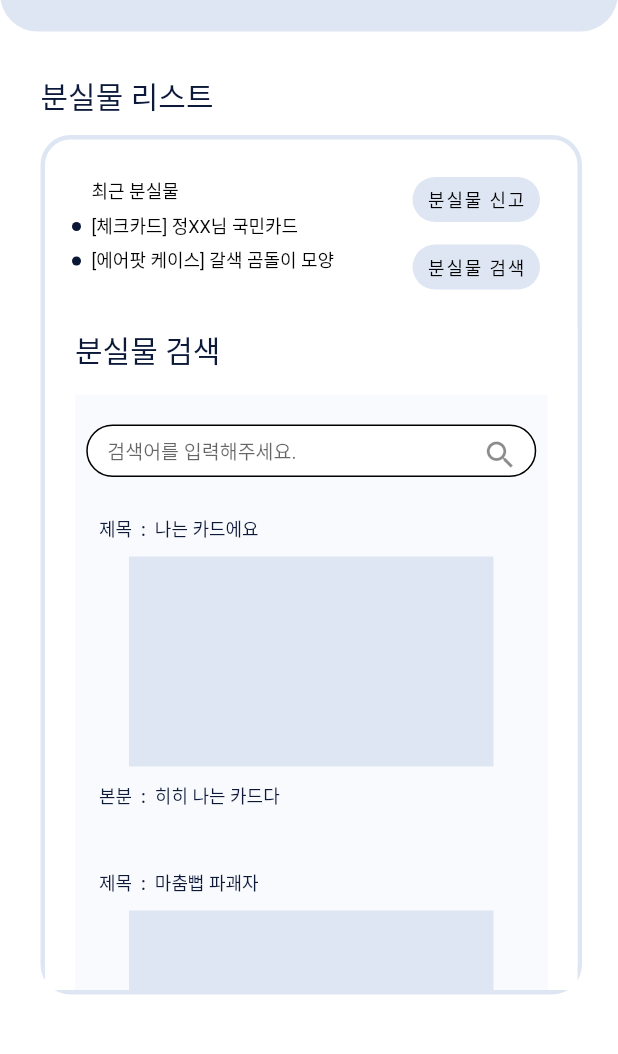
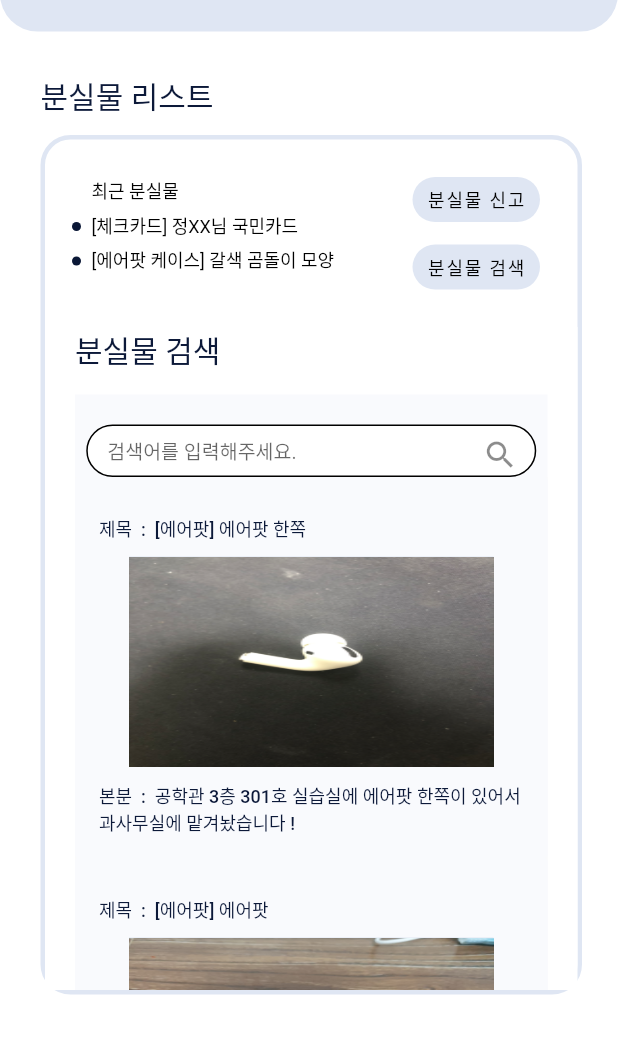
Before and after one commit to suzumsz/Everything_Jeon, a Flutter app: the XDinfo_list_tab screen opened directly, after a tap on "분실물 검색", on a phone screen of 412 x 824 dp, the part 138-1192 px from its top. Run offline on Flutter 3.47's test engine with Material 2 defaults, Android fonts, the phone set to English and light mode, and no system bars; our stand-ins replace circular_check_box, cloud_firestore, firebase_auth, firebase_core, flutter_calendar_carousel; missing offline and left inert: adobe_xd, flutter_barcode_scanner, syncfusion_flutter_barcodes; accounts and stored records are empty; Roboto replaces fonts that are missing (DX유니고딕 20).

Commit message:
공지사항 업데이트

```diff
--- a/lib/NoticePage.dart
+++ b/lib/NoticePage.dart
@@ -370,7 +370,7 @@
                                   // Respond to button press
                                   _visibilitymethod();
                                 },
-                                label: Text('완료')),
+                                label: Text('닫기')),
                           ),
                         ),
                       ),
@@ -547,10 +547,10 @@
           Text(
             "김진원 [2019671062]",
             style: TextStyle(
-                fontFamily: 'DX유니고딕 20',
-                fontSize: 13,
-                color: const Color(0xff0a1736),
-              ),
+              fontFamily: 'DX유니고딕 20',
+              fontSize: 13,
+              color: const Color(0xff0a1736),
+            ),
           )
         ],
       ),
@@ -619,8 +619,8 @@
                               width: 21.0,
                               height: 21.0,
                               decoration: BoxDecoration(
-                                borderRadius:
-                                    BorderRadius.all(Radius.elliptical(9999.0, 9999.0)),
+                                borderRadius: BorderRadius.all(
+                                    Radius.elliptical(9999.0, 9999.0)),
                                 color: const Color(0xffffffff),
                               ),
                             ),
@@ -633,7 +633,8 @@
                               height: 17.0,
                               decoration: BoxDecoration(
                                 image: DecorationImage(
-                                  image: const AssetImage('images/circlelogo.png'),
+                                  image:
+                                      const AssetImage('images/circlelogo.png'),
                                   fit: BoxFit.fill,
                                 ),
                               ),
--- a/lib/XDinfo_list.dart
+++ b/lib/XDinfo_list.dart
@@ -74,8 +74,7 @@
             onPressed: () {
               if (text == "분실물 신고") {
                 //_controller.animateTo(1);
-              }
-              else if (text == "분실물 검색") _controller.animateTo(2);
+              } else if (text == "분실물 검색") _controller.animateTo(2);
             },
             label: Text(text, style: textstyle)),
       ),
@@ -90,12 +89,13 @@
         crossAxisAlignment: CrossAxisAlignment.start,
         children: [
           Container(
-            margin: EdgeInsets.only(top: 10, bottom: 10, right: 10),
             width: 132.0,
             height: 84.0,
+            margin: EdgeInsets.only(top: 10, bottom: 10, right: 10),
             decoration: BoxDecoration(
               color: const Color(0xffdfe6f3),
             ),
+            child: Image.asset(imgSrc, fit: BoxFit.fill),
           ),
           Container(
               child: Flexible(
@@ -143,6 +143,7 @@
                 ),
               ),
               Container(
+                child: Image.asset(imgSrc, fit: BoxFit.fill),
                 margin:
                     EdgeInsets.only(top: 10, bottom: 10, left: 20, right: 20),
                 height: 140.0,
@@ -192,25 +193,26 @@
             children: [
               Column(
                 children: [
-                  lostProperetyBox("", "[체크카드] 정XX님 국민카드",
-                      "예체능관 정문에 떨어져 있어서 경비실에 맡겨놨어요! 정X님꺼에요."),
-                  lostProperetyBox("", "[체크카드] 정XX님 국민카드",
-                      "예체능관 정문에 떨어져 있어서 경비실에 맡겨놨어요! 정X님꺼에요."),
-                  lostProperetyBox("", "[체크카드] 정XX님 국민카드",
-                      "예체능관 정문에 떨어져 있어서 경비실에 맡겨놨어요! 정X님꺼에요."),
-                  lostProperetyBox("", "[체크카드] 정XX님 국민카드",
-                      "예체능관 정문에 떨어져 있어서 경비실에 맡겨놨어요! 정X님꺼에요."),
-                  lostProperetyBox("", "[체크카드] 정XX님 국민카드",
-                      "예체능관 정문에 떨어져 있어서 경비실에 맡겨놨어요! 정X님꺼에요."),
-                  lostProperetyBox("", "[체크카드] 정XX님 국민카드",
-                      "예체능관 정문에 떨어져 있어서 경비실에 맡겨놨어요! 정X님꺼에요."),
-                  lostProperetyBox("", "[체크카드] 정XX님 국민카드",
-                      "예체능관 정문에 떨어져 있어서 경비실에 맡겨놨어요! 정X님꺼에요."),
-                  lostProperetyBox("", "[체크카드] 정XX님 국민카드",
-                      "예체능관 정문에 떨어져 있어서 경비실에 맡겨놨어요! 정X님꺼에요."),
-                  lostProperetyBox("", "[체크카드] 정XX님 국민카드",
-                      "예체능관 정문에 떨어져 있어서 경비실에 맡겨놨어요! 정X님꺼에요."),
-                  lostProperetyBox("", "[체크카드] 정XX님 국민카드", "예체능관 어져 있어서요."),
+                  lostProperetyBox("images/notice/airpod.jpg", "[에어팟] 에어팟 한쪽",
+                      "공학관 3층 301호 실습실에 에어팟 한쪽이 있어서 과사무실에 맡겨놨습니다 !"),
+                  lostProperetyBox("images/notice/airpod2.jpg", "[에어팟] 에어팟",
+                      "도서실에서 에어팟이 있어서 도서관 관계자 분께 맡겨놨습니다."),
+                  lostProperetyBox("images/notice/bapuli.jpg", "[인형] 바푸리",
+                      "독서실에서 바푸리 인형이 있어서 도서관 관계자 분께 맡겨놨습니다."),
+                  lostProperetyBox(
+                      "images/notice/cloth.jpg", "[옷] 츄리닝", "식당에서 츄리닝 옷이 있어요"),
+                  lostProperetyBox("images/notice/libstick.jpg", "[립스틱] 립스틱",
+                      "예체능관 정문에 떨어져 있어서 경비실에 맡겨놨어요!"),
+                  lostProperetyBox("images/notice/pencilcase.jpg", "[필통] 필통",
+                      "본관 801호 에서 필통이 발견되서 과사에 맡겨놨어요"),
+                  lostProperetyBox("images/notice/powerbank.jpg", "[배터리] 배터리",
+                      "예체능관 정문에 떨어져 있어서 경비실에 맡겨놨어요!"),
+                  lostProperetyBox("images/notice/ring.jpg", "[반지] 반지",
+                      "독서실에서 인형이 있어서 도서관 관계자 분께 맡겨놨어요!"),
+                  lostProperetyBox("images/notice/suncushion.jpg", "[화장품] 선쿠션",
+                      "본관 4층 화장실에서 선쿠션이 있어서 4층 사무실에 맡겨놨어요"),
+                  lostProperetyBox("images/notice/tomato.jpg", "[토마토] 토마토",
+                      "잘 익은 토마토가 정문앞에 있어서 제가 먹었어요"),
                 ],
               ),
             ],
@@ -366,9 +368,28 @@
               Column(
                 children: [
                   make_textField("검색어를 입력해주세요."),
-                  lostProperetySearchBox("", "나는 카드에요", "히히 나는 카드다"),
-                  lostProperetySearchBox("", "마춤뻡 파괘자", "이거슨 네가 일어벌인 물건이애요"),
-                  lostProperetySearchBox("", "아기상어 뚜루루루뚜루루뚜", "엄마상어 뚜루루"),
+                  lostProperetySearchBox(
+                      "images/notice/airpod.jpg",
+                      "[에어팟] 에어팟 한쪽",
+                      "공학관 3층 301호 실습실에 에어팟 한쪽이 있어서 과사무실에 맡겨놨습니다 !"),
+                  lostProperetySearchBox("images/notice/airpod2.jpg",
+                      "[에어팟] 에어팟", "도서실에서 에어팟이 있어서 도서관 관계자 분께 맡겨놨습니다."),
+                  lostProperetySearchBox("images/notice/bapuli.jpg", "[인형] 바푸리",
+                      "독서실에서 바푸리 인형이 있어서 도서관 관계자 분께 맡겨놨습니다."),
+                  lostProperetySearchBox(
+                      "images/notice/cloth.jpg", "[옷] 츄리닝", "식당에서 츄리닝 옷이 있어요"),
+                  lostProperetySearchBox("images/notice/libstick.jpg",
+                      "[립스틱] 립스틱", "예체능관 정문에 떨어져 있어서 경비실에 맡겨놨어요!"),
+                  lostProperetySearchBox("images/notice/pencilcase.jpg",
+                      "[필통] 필통", "본관 801호 에서 필통이 발견되서 과사에 맡겨놨어요"),
+                  lostProperetySearchBox("images/notice/powerbank.jpg",
+                      "[배터리] 배터리", "예체능관 정문에 떨어져 있어서 경비실에 맡겨놨어요!"),
+                  lostProperetySearchBox("images/notice/ring.jpg", "[반지] 반지",
+                      "독서실에서 인형이 있어서 도서관 관계자 분께 맡겨놨어요!"),
+                  lostProperetySearchBox("images/notice/suncushion.jpg",
+                      "[화장품] 선쿠션", "본관 4층 화장실에서 선쿠션이 있어서 4층 사무실에 맡겨놨어요"),
+                  lostProperetySearchBox("images/notice/tomato.jpg",
+                      "[토마토] 토마토", "잘 익은 토마토가 정문앞에 있어서 제가 먹었어요"),
                 ],
               ),
             ],
```
Also changed, not shown: pubspec.yaml (+12 -1 lines), images/notice/airpod.jpg (added), images/notice/airpod2.jpg (added), images/notice/bapuli.jpg (added), images/notice/cloth.jpg (added), images/notice/libstick.jpg (added), images/notice/pencilcase.jpg (added), images/notice/powerbank.jpg (added), images/notice/ring.jpg (added), images/notice/suncushion.jpg (added), images/notice/tomato.jpg (added).
